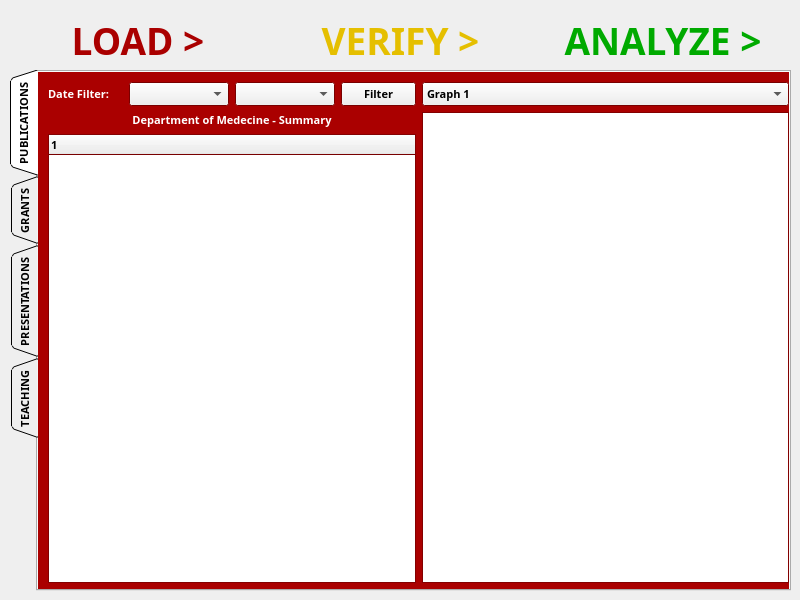
First picture: the form in Project Code/AppleProject/analyze_csv.ui, repository JRWu/DataAggregation, before the edit.
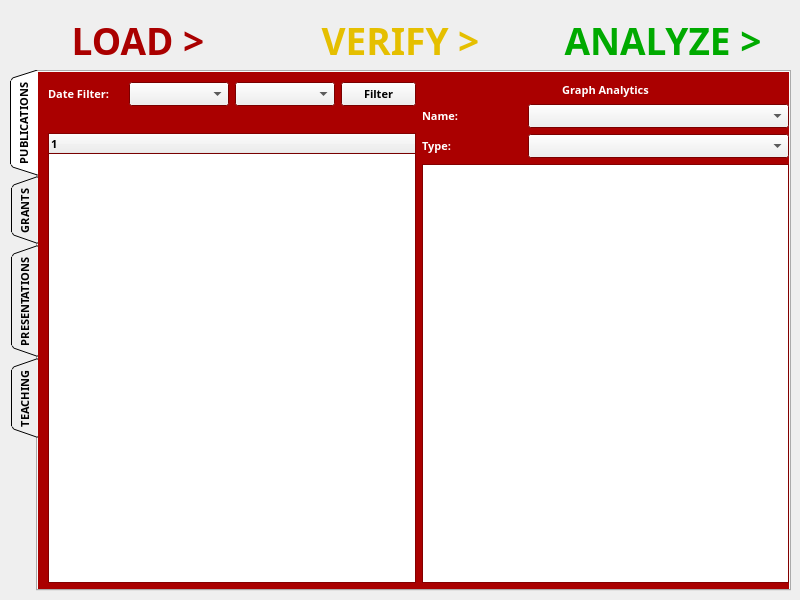
Second picture: the form after the edit.

Commit message: added combo boxes for graph filtering to publications tabs

```diff
--- a/Project Code/AppleProject/analyze_csv.ui
+++ b/Project Code/AppleProject/analyze_csv.ui
@@ -450,7 +450,7 @@
             </palette>
            </property>
            <property name="text">
-            <string>Department of Medecine - Summary</string>
+            <string/>
            </property>
            <property name="alignment">
             <set>Qt::AlignCenter</set>
@@ -471,24 +471,185 @@
        <item>
         <layout class="QVBoxLayout" name="verticalLayout">
          <item>
-          <widget class="QComboBox" name="graph_combo">
-           <item>
-            <property name="text">
-             <string>Graph 1</string>
-            </property>
-           </item>
-           <item>
-            <property name="text">
-             <string>Graph 2</string>
-            </property>
-           </item>
-           <item>
-            <property name="text">
-             <string>Graph 3</string>
-            </property>
-           </item>
+          <widget class="QLabel" name="graph_lbl_pub">
+           <property name="palette">
+            <palette>
+             <active>
+              <colorrole role="WindowText">
+               <brush brushstyle="SolidPattern">
+                <color alpha="255">
+                 <red>255</red>
+                 <green>255</green>
+                 <blue>255</blue>
+                </color>
+               </brush>
+              </colorrole>
+             </active>
+             <inactive>
+              <colorrole role="WindowText">
+               <brush brushstyle="SolidPattern">
+                <color alpha="255">
+                 <red>255</red>
+                 <green>255</green>
+                 <blue>255</blue>
+                </color>
+               </brush>
+              </colorrole>
+             </inactive>
+             <disabled>
+              <colorrole role="WindowText">
+               <brush brushstyle="SolidPattern">
+                <color alpha="255">
+                 <red>120</red>
+                 <green>120</green>
+                 <blue>120</blue>
+                </color>
+               </brush>
+              </colorrole>
+             </disabled>
+            </palette>
+           </property>
+           <property name="text">
+            <string>Graph Analytics</string>
+           </property>
+           <property name="alignment">
+            <set>Qt::AlignCenter</set>
+           </property>
           </widget>
          </item>
+         <item>
+          <layout class="QHBoxLayout" name="horizontalLayout_14">
+           <item>
+            <widget class="QLabel" name="name_lbl_pub">
+             <property name="maximumSize">
+              <size>
+               <width>100</width>
+               <height>40</height>
+              </size>
+             </property>
+             <property name="palette">
+              <palette>
+               <active>
+                <colorrole role="WindowText">
+                 <brush brushstyle="SolidPattern">
+                  <color alpha="255">
+                   <red>255</red>
+                   <green>255</green>
+                   <blue>255</blue>
+                  </color>
+                 </brush>
+                </colorrole>
+               </active>
+               <inactive>
+                <colorrole role="WindowText">
+                 <brush brushstyle="SolidPattern">
+                  <color alpha="255">
+                   <red>255</red>
+                   <green>255</green>
+                   <blue>255</blue>
+                  </color>
+                 </brush>
+                </colorrole>
+               </inactive>
+               <disabled>
+                <colorrole role="WindowText">
+                 <brush brushstyle="SolidPattern">
+                  <color alpha="255">
+                   <red>120</red>
+                   <green>120</green>
+                   <blue>120</blue>
+                  </color>
+                 </brush>
+                </colorrole>
+               </disabled>
+              </palette>
+             </property>
+             <property name="text">
+              <string>Name:</string>
+             </property>
+            </widget>
+           </item>
+           <item>
+            <widget class="QComboBox" name="name_combo_pub"/>
+           </item>
+          </layout>
+         </item>
+         <item>
+          <layout class="QHBoxLayout" name="horizontalLayout_13">
+           <item>
+            <widget class="QLabel" name="type_lbl_pub">
+             <property name="maximumSize">
+              <size>
+               <width>100</width>
+               <height>40</height>
+              </size>
+             </property>
+             <property name="palette">
+              <palette>
+               <active>
+                <colorrole role="WindowText">
+                 <brush brushstyle="SolidPattern">
+                  <color alpha="255">
+                   <red>255</red>
+                   <green>255</green>
+                   <blue>255</blue>
+                  </color>
+                 </brush>
+                </colorrole>
+               </active>
+               <inactive>
+                <colorrole role="WindowText">
+                 <brush brushstyle="SolidPattern">
+                  <color alpha="255">
+                   <red>255</red>
+                   <green>255</green>
+                   <blue>255</blue>
+                  </color>
+                 </brush>
+                </colorrole>
+               </inactive>
+               <disabled>
+                <colorrole role="WindowText">
+                 <brush brushstyle="SolidPattern">
+                  <color alpha="255">
+                   <red>120</red>
+                   <green>120</green>
+                   <blue>120</blue>
+                  </color>
+                 </brush>
+                </colorrole>
+               </disabled>
+              </palette>
+             </property>
+             <property name="text">
+              <string>Type:</string>
+             </property>
+            </widget>
+           </item>
+           <item>
+            <widget class="QComboBox" name="type_combo_pub">
+             <property name="currentIndex">
+              <number>-1</number>
+             </property>
+             <item>
+              <property name="text">
+               <string>Graph 1</string>
+              </property>
+             </item>
+             <item>
+              <property name="text">
+               <string>Graph 2</string>
+              </property>
+             </item>
+             <item>
+              <property name="text">
+               <string>Graph 3</string>
+              </property>
+             </item>
+            </widget>
+           </item>
+          </layout>
+         </item>
          <item>
           <widget class="QGraphicsView" name="graph_area">
            <property name="enabled">
```
The commit also changes 43 other files.
